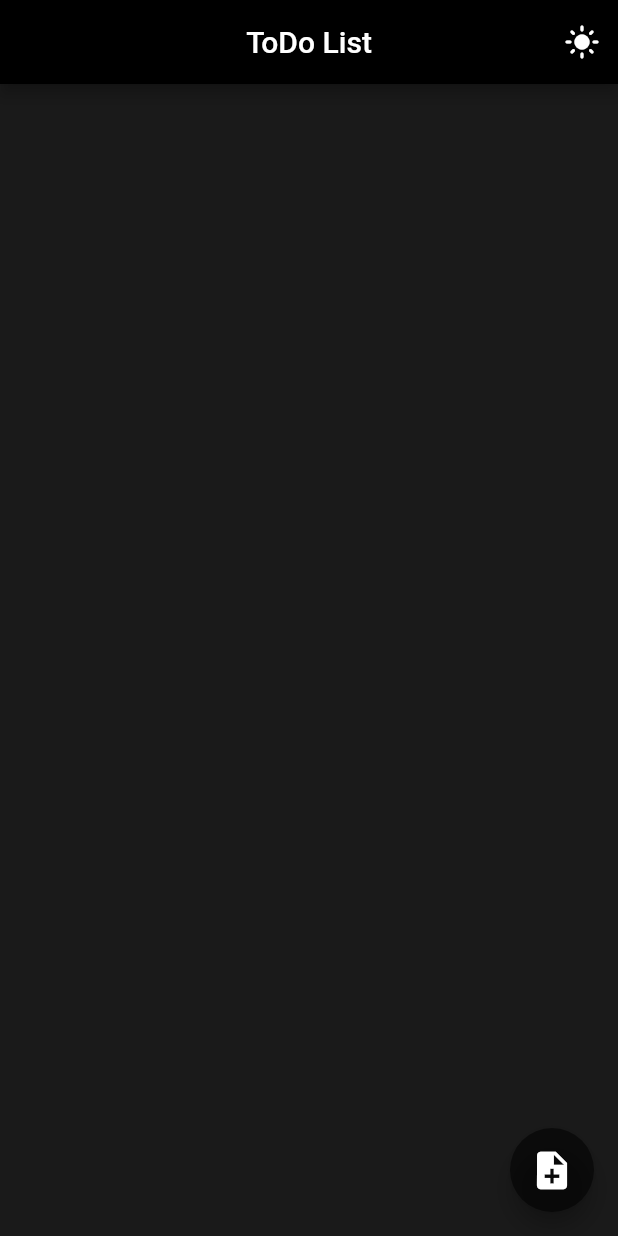
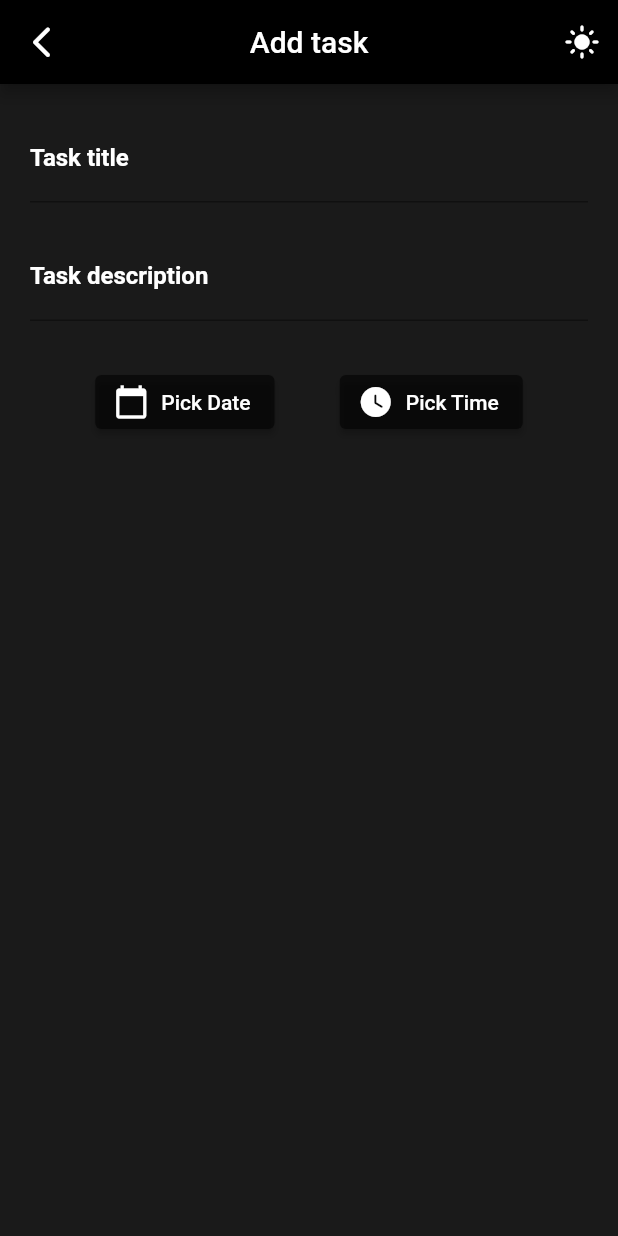
Before and after one commit to PratyayDhond/To-Do-list-app, a Flutter app: the screen it shows after launch, after a tap on the "dark mode" icon, after a tap on the "note add" icon, on a phone screen of 412 x 824 dp. Run offline on Flutter 3.47's test engine with Material 2 defaults, Android fonts, the phone set to English and light mode, and no system bars; our stand-ins replace hexcolor.

Commit message:
implemented add note view

```diff
--- /dev/null
+++ b/to_do_app/lib/Services/date_time.dart
@@ -0,0 +1,5 @@
+
+
+class DateTime{
+
+}
--- /dev/null
+++ b/to_do_app/lib/views/add_note.dart
@@ -0,0 +1,117 @@
+import 'package:flutter/cupertino.dart';
+import 'package:flutter/material.dart';
+import 'package:to_do_app/Services/theme.dart';
+
+class AddNote extends StatefulWidget{
+
+  @override
+  createState() => AddNoteState();
+
+}
+
+class AddNoteState extends State<AddNote>{
+  TextEditingController titleController = TextEditingController();
+  TextEditingController descriptionController = TextEditingController();
+
+  @override
+  Widget build(BuildContext context) {
+    return Scaffold(
+      backgroundColor: theme.bg_color_body,
+      appBar: AppBar(
+        leading: IconButton(
+          icon: Icon(Icons.arrow_back_ios_rounded),
+          color: theme.app_icon_color,
+          iconSize: 25,
+          onPressed: (){
+            Navigator.pop(context);
+          },
+        ),
+        backgroundColor: theme.bg_color_appBar,
+        centerTitle: true,
+        title: Text('Add task',style: TextStyle(color: theme.text_color),),
+
+        actions: [
+          /** Theme of the app */
+          theme.dark_mode?
+          IconButton(onPressed: (){setState(() {
+            theme.dark_mode = !theme.dark_mode;
+            setState(() {
+              theme.setVals();
+            });
+          });
+          },
+              icon: Icon(Icons.light_mode, color: theme.app_icon_color,))
+              : IconButton(onPressed: (){
+            theme.dark_mode = !theme.dark_mode;
+            setState(() {
+              theme.setVals();
+            });
+          },
+              icon: Icon(Icons.dark_mode,color: theme.app_icon_color,)),
+        ],
+      ),
+      body: Container(
+        child: Padding(
+          padding: EdgeInsets.all(20.0),
+          child: Column(
+            children: [
+                TextFormField(
+                  controller: descriptionController,
+                  decoration: InputDecoration(
+                    hintText: 'e.g. Go for a walk',
+                    hintStyle: TextStyle(color: theme.text_color, ),
+                    labelText: 'Task title',
+                    labelStyle: TextStyle(color: theme.text_color,fontWeight: FontWeight.bold),
+                  ),
+                ),
+                 SizedBox(height: 20),
+                 TextFormField(
+                  controller: titleController,
+                  decoration: InputDecoration(
+
+                    labelText: 'Task description',
+                    labelStyle: TextStyle(color: theme.text_color,fontWeight: FontWeight.bold),
+                  ),
+                ),
+                SizedBox(height: 30),
+                Row(
+                  mainAxisAlignment: MainAxisAlignment.spaceEvenly,
+                  children: [
+                    ElevatedButton.icon(
+                        style: ButtonStyle(
+                          backgroundColor: MaterialStateProperty.all(theme.buttonColor),
+                          foregroundColor: MaterialStateProperty.all(theme.buttonColorSplash),
+                          shadowColor: MaterialStateProperty.all(theme.bg_color_appBar),
+                          // elevation: MaterialStateProperty.all(3),
+                        ),
+                        onPressed: (){
+
+                        },
+                        icon: Icon(Icons.calendar_today,color: theme.app_icon_color,),
+                        label: Text('Pick Date',style: TextStyle(color: theme.text_color),
+                        ),
+                    ),
+                    ElevatedButton.icon(
+                        style: ButtonStyle(
+                          backgroundColor: MaterialStateProperty.all(theme.buttonColor),
+                          foregroundColor: MaterialStateProperty.all(theme.buttonColorSplash),
+                          shadowColor: MaterialStateProperty.all(theme.bg_color_appBar),
+                          // elevation: MaterialStateProperty.all(3),
+                        ),
+                        onPressed: (){
+
+                        },
+                        icon: Icon(Icons.watch_later_rounded,color: theme.app_icon_color,),
+                        label: Text('Pick Time',style: TextStyle(color: theme.text_color),
+                        ),
+                    ),
+                  ],
+                )
+            ],
+          ),
+        ),
+      ),
+    );
+  }
+
+}
--- a/to_do_app/lib/views/home_screen.dart
+++ b/to_do_app/lib/views/home_screen.dart
@@ -1,5 +1,6 @@
 import 'package:flutter/material.dart';
 import 'package:to_do_app/Services/theme.dart';
+import 'package:to_do_app/views/add_note.dart';
 
 class HomeScreen extends StatefulWidget{
   @override
@@ -16,13 +17,17 @@ class HomeScreenState extends State<HomeScreen>{
         foregroundColor: theme.buttonColorSplash,
 
         child: Icon(Icons.note_add,color: theme.app_icon_color,size: 30,),
-        onPressed: (){
-
+        onPressed: () async {
+          await Navigator.push(context, MaterialPageRoute(
+              builder: (context) => AddNote(),
+          ),
+          );
+          setState(() {});
         },
       ),
       appBar: AppBar(
         backgroundColor: theme.bg_color_appBar,
-        title: Text('ToDo List',
+        title: Text('ToDo app',
           style: TextStyle(color: theme.text_color),),
         centerTitle: true,
         actions: [
```
Also changed, not shown: to_do_app/lib/Services/theme.dart (line endings or trailing spaces).
